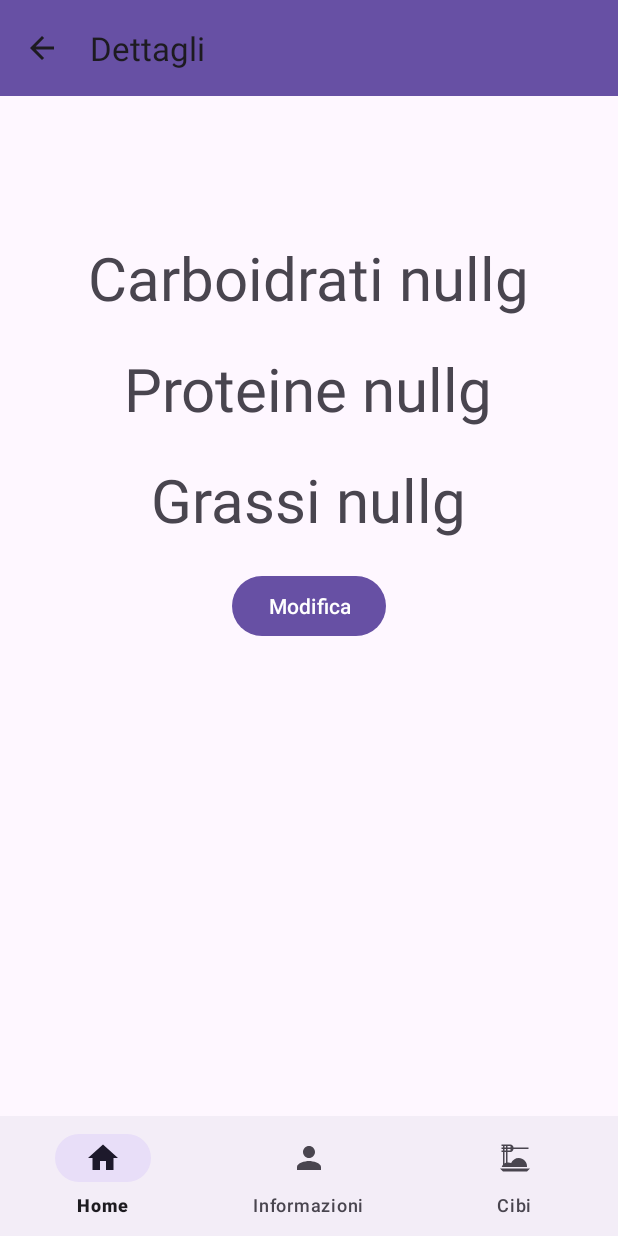
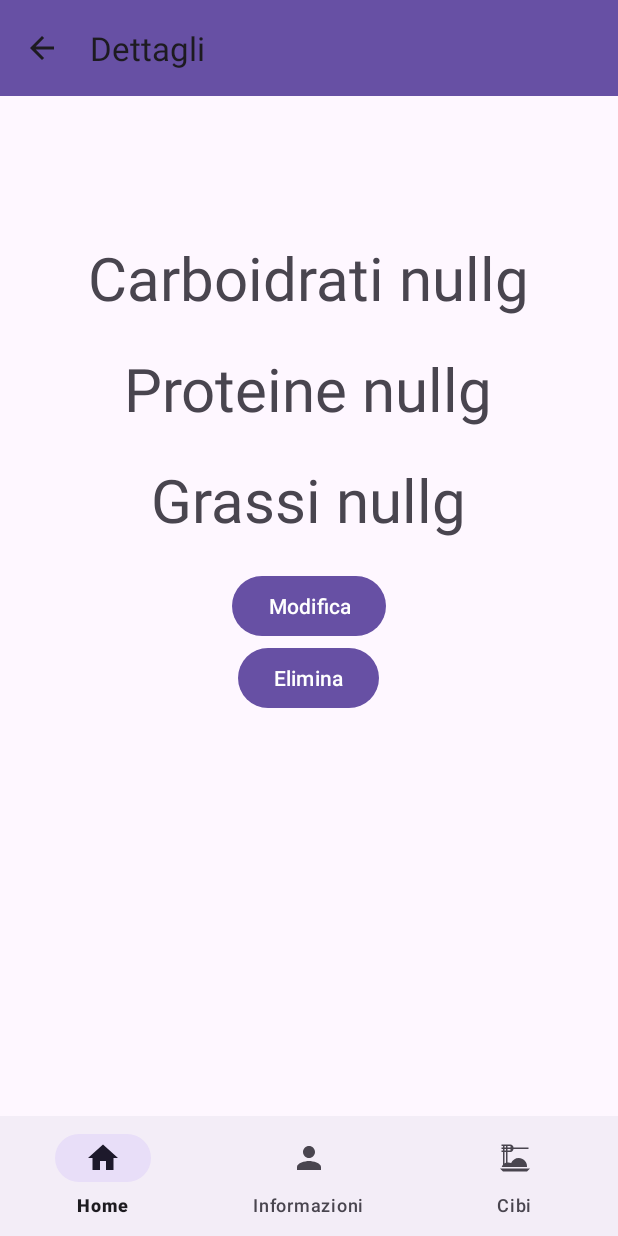
Before and after one commit to Albyoneone/DietaMacro, an Android app: the fragment DettaglioCiboFragment placed in its activity, on a phone screen of 412 x 824 dp. Run offline under Robolectric (Android 15) with nearby library versions, the phone set to English and light mode, and no system bars; our stand-ins replace Firebase (no records; nobody signed in at launch, a user with empty details on screens opened directly); 5 statements that could not run were skipped.

Commit message:
Aggiunta: - inserito il tasto aggiungi in ListaCibiFragment all'interno di un metodo - inserito il metodo delete data all'interno di DettaglioCiboFragment

```diff
--- a/app/src/main/res/layout/fragment_aggiungi_dati.xml
+++ b/app/src/main/res/layout/fragment_aggiungi_dati.xml
@@ -62,7 +62,6 @@
         android:layout_width="wrap_content"
         android:layout_height="wrap_content"
         android:layout_gravity="center"
-        android:inputType="number"
         android:text="Salva"
         />
 
--- a/app/src/main/res/layout/fragment_dettaglio_cibo.xml
+++ b/app/src/main/res/layout/fragment_dettaglio_cibo.xml
@@ -71,6 +71,14 @@
             android:layout_marginTop="20sp"
             />
 
+        <Button
+            android:id="@+id/eliminaBottone"
+            android:layout_width="wrap_content"
+            android:layout_height="wrap_content"
+            android:layout_gravity="center"
+            android:text="Elimina"
+            />
+
     </LinearLayout>
 
 </LinearLayout>
```
Also changed, not shown: app/src/main/java/com/example/dietamacro/DettaglioCiboFragment.java (+32 -2 lines), app/src/main/java/com/example/dietamacro/ListaCibiFragment.java (+5 -6 lines), app/src/main/res/layout/fragment_lista_cibi.xml (+0 -7 lines).
